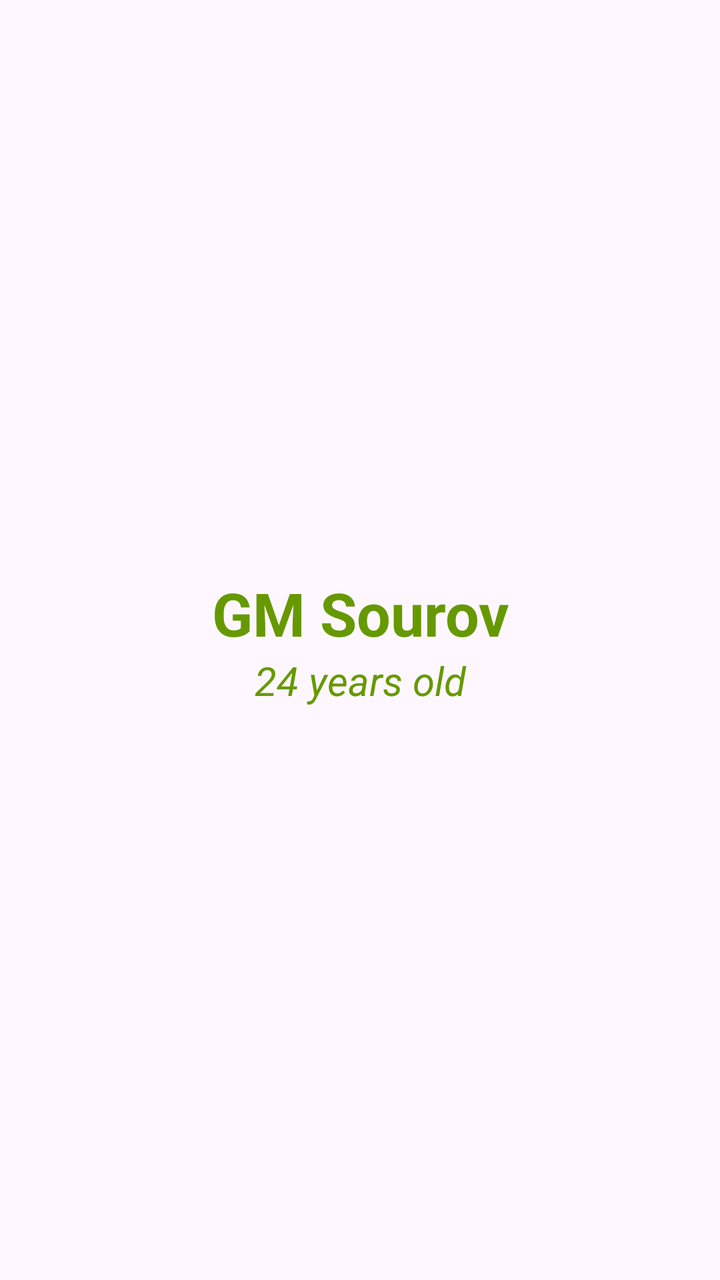
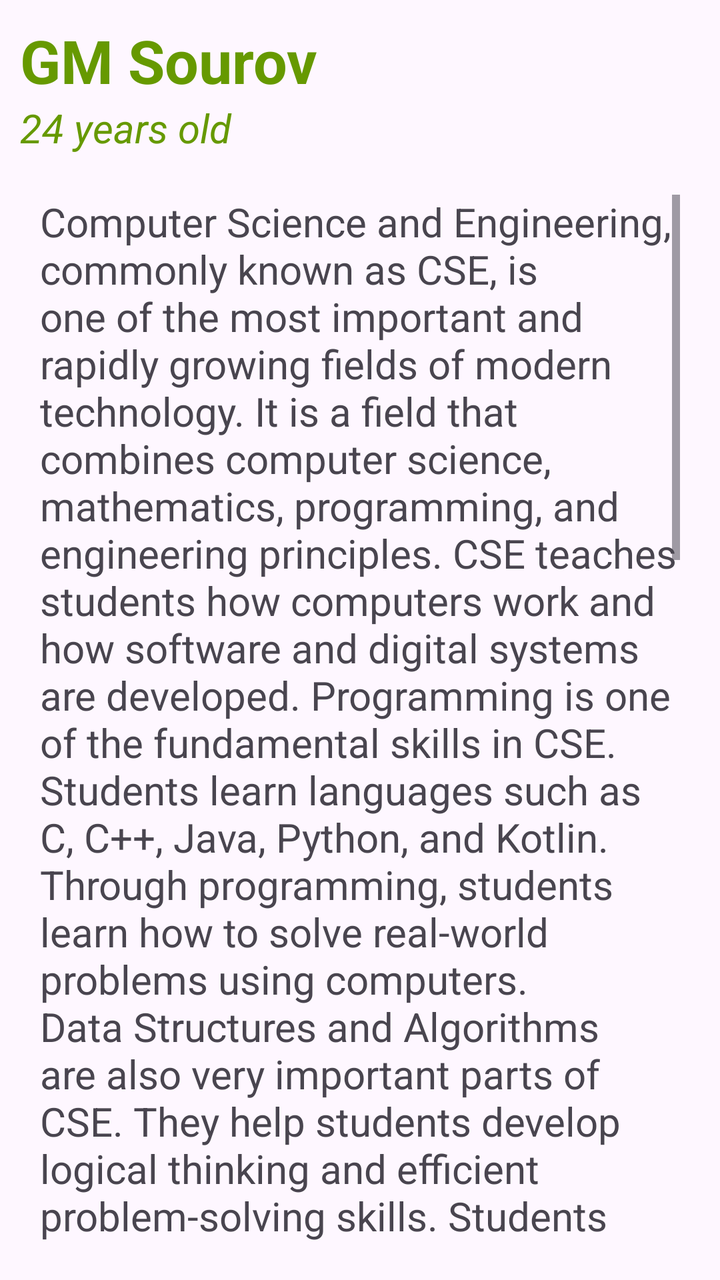

An Android layout rendered at two revisions. The XML below is the earlier revision; the diff shows what the commit changed to produce the second picture.
<!-- AndroidManifest.xml: application theme Theme.TxtView -->
<!-- res/layout/activity_main.xml -->
<?xml version="1.0" encoding="utf-8"?>
<LinearLayout xmlns:android="http://schemas.android.com/apk/res/android"
    xmlns:app="http://schemas.android.com/apk/res-auto"
    xmlns:tools="http://schemas.android.com/tools"
    android:id="@+id/main"
    android:gravity="center"
    android:orientation="vertical"
    android:padding="10dp"
    android:layout_width="match_parent"
    android:layout_height="match_parent"
    tools:context=".MainActivity">

    <TextView
        android:id="@+id/textview1"
        android:layout_width="match_parent"
        android:layout_height="wrap_content"
        android:textAlignment="center"
        android:textIsSelectable="true"
        android:textColorHighlight="@android:color/holo_green_dark"
        android:text="@string/name_text"

        android:textSize="30sp"
        android:textStyle="bold"
        android:textColor="@android:color/holo_green_dark"
        />


    <TextView
        android:id="@+id/textview2"
        android:layout_width="match_parent"
        android:layout_height="wrap_content"
        android:textAlignment="center"
        android:text="@string/age_text"
        android:textSize="20sp"
        android:textStyle="italic"
        android:textColor="@android:color/holo_green_dark"

        />


</LinearLayout>
<!-- resources referenced by this layout -->
<resources>
  <string name="age_text">24 years old</string>
  <string name="name_text">GM Sourov</string>
  <style name="Theme.TxtView" parent="Base.Theme.TxtView" />
  <style name="Base.Theme.TxtView" parent="Theme.Material3.DayNight.NoActionBar">
          
          
      </style>
</resources>

<!-- the commit's change to res/layout/activity_main.xml (unified diff, before → after) -->
@@ -3,7 +3,6 @@
     xmlns:app="http://schemas.android.com/apk/res-auto"
     xmlns:tools="http://schemas.android.com/tools"
     android:id="@+id/main"
-    android:gravity="center"
     android:orientation="vertical"
     android:padding="10dp"
     android:layout_width="match_parent"
@@ -14,7 +13,7 @@
         android:id="@+id/textview1"
         android:layout_width="match_parent"
         android:layout_height="wrap_content"
-        android:textAlignment="center"
+
         android:textIsSelectable="true"
         android:textColorHighlight="@android:color/holo_green_dark"
         android:text="@string/name_text"
@@ -22,6 +21,7 @@
         android:textSize="30sp"
         android:textStyle="bold"
         android:textColor="@android:color/holo_green_dark"
+
         />
 
 
@@ -29,13 +29,25 @@
         android:id="@+id/textview2"
         android:layout_width="match_parent"
         android:layout_height="wrap_content"
-        android:textAlignment="center"
+
         android:text="@string/age_text"
         android:textSize="20sp"
         android:textStyle="italic"
         android:textColor="@android:color/holo_green_dark"
+        android:paddingBottom="10dp"
+        />
 
-        />
+    <ScrollView
+        android:layout_width="match_parent"
+        android:layout_height="match_parent"
+        android:padding="10dp">
+
+        <TextView
+            android:layout_width="wrap_content"
+            android:layout_height="wrap_content"
+            android:text="@string/largeText"
+            android:textSize="20sp" />
+    </ScrollView>
 
 
 </LinearLayout>
<!-- resource entries referenced after the edit -->
@@ -1,6 +1,33 @@
 <!-- resources referenced by this layout -->
 <resources>
   <string name="age_text">24 years old</string>
+  <string name="largeText">
+          Computer Science and Engineering, commonly known as CSE, is one of the most important and rapidly growing fields of modern technology.
+  It is a field that combines computer science, mathematics, programming, and engineering principles.
+  CSE teaches students how computers work and how software and digital systems are developed.
+  Programming is one of the fundamental skills in CSE.
+  Students learn languages such as C, C++, Java, Python, and Kotlin.
+  Through programming, students learn how to solve real-world problems using computers.
+  Data Structures and Algorithms are also very important parts of CSE.
+  They help students develop logical thinking and efficient problem-solving skills.
+  Students also learn about databases and how information can be stored and managed efficiently.
+  Web development is another popular area of CSE.
+          \n \n
+  It allows developers to create websites and web applications for different purposes.
+  Mobile application development is also an important career path for CSE students.
+  Android and iOS applications are used by millions of people around the world.
+  CSE students can learn technologies such as Android, Jetpack Compose, Flutter, and React Native.
+  Software engineering teaches students how to design, develop, test, and maintain software.
+  Operating Systems help students understand how computers manage hardware and software resources.
+  Computer networks explain how different devices communicate with each other.
+  Cybersecurity is another important field that focuses on protecting systems and information from attacks.
+  Artificial Intelligence and Machine Learning are becoming increasingly important in the technology industry.
+  These technologies allow computers to learn from data and perform intelligent tasks.
+  Cloud computing has also created many new opportunities for software professionals.
+  Companies use cloud platforms to store data and run applications efficiently.
+  CSE students can also learn about system design to understand how large software systems are built.
+  
+      </string>
   <string name="name_text">GM Sourov</string>
   <style name="Theme.TxtView" parent="Base.Theme.TxtView" />
   <style name="Base.Theme.TxtView" parent="Theme.Material3.DayNight.NoActionBar">
